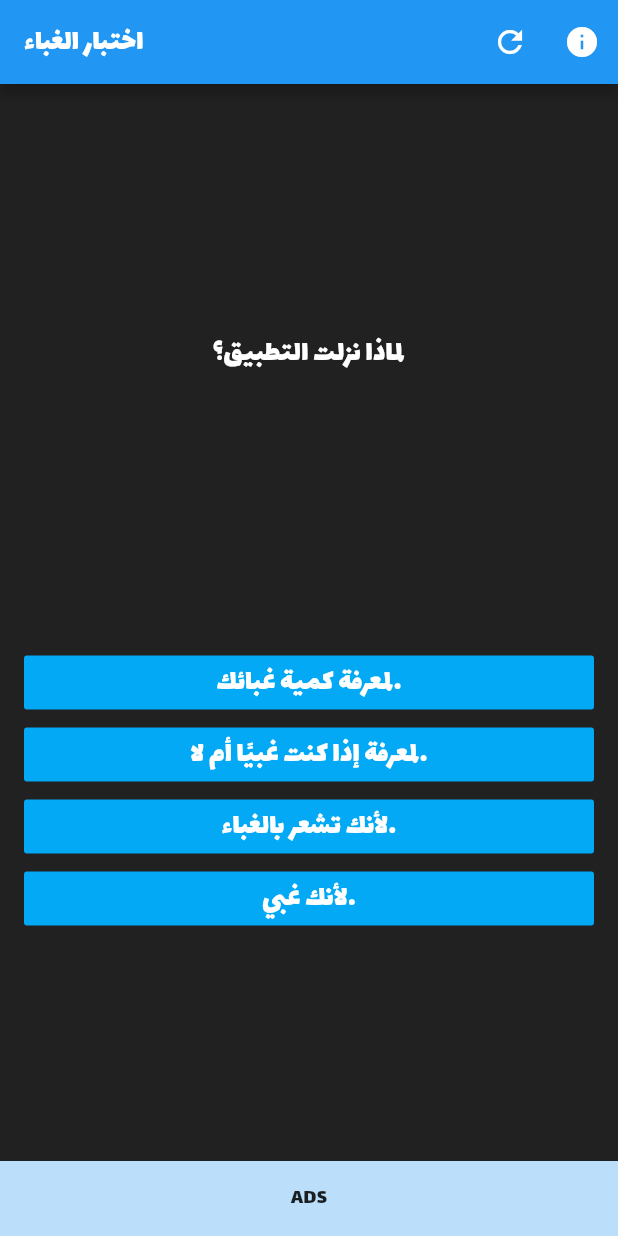
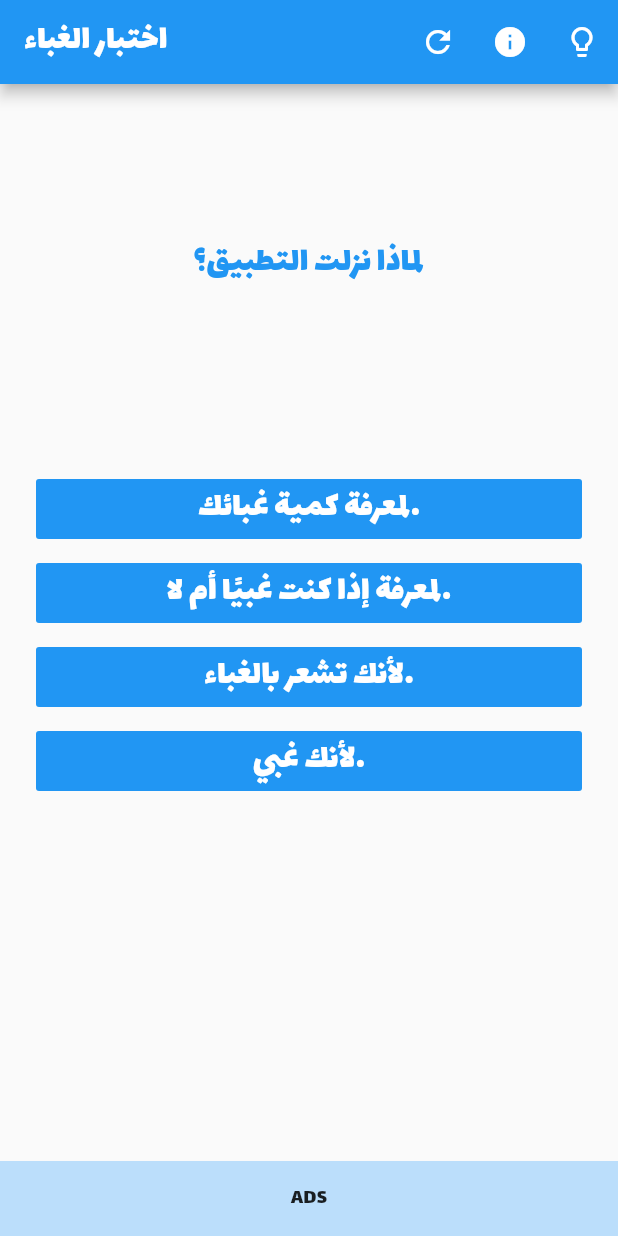
Before and after one commit to IbrahimAlatoom/stupid_test, a Flutter app: the screen it shows after launch, after a tap on "مستعد!!", on a phone screen of 412 x 824 dp. Run offline on Flutter 3.47's test engine with Material 2 defaults, Android fonts, the phone set to English and light mode, and no system bars.

Commit message:
add the dark theme to our app

```diff
--- a/lib/consts.dart
+++ b/lib/consts.dart
@@ -1,7 +1,10 @@
 import 'package:flutter/material.dart';
 
+enum ThemeType { Light, Dark }
 
-const flatButtonTextStyle = TextStyle(fontSize: 20.0, color: Colors.white);
+ThemeType currentTheme = ThemeType.Light;
+
+const flatButtonTextStyle = TextStyle(fontSize: 24.0, color: Colors.white);
 const privacyPolicyEnglish =
     "Privacy Policy of Lemon Lab\nLemon Lab provides many services including this app."
     "\nThis page is used to inform Lemon Lab offers visitors regarding our policies with the collection use، and disclosure of Personal Information"
@@ -14,19 +17,24 @@ const privacyPolicyEnglish =
     "Information Collection and Use\n"
     "For a better experience while using our Service، we may require you to provide us with certain personally"
     "identifiable information، including but not limited to your name، phone number، and postal address. The"
-    "information that we collect will be used to contact or identify you.\n"""
+    "information that we collect will be used to contact or identify you.\n"
+    ""
     " Log Data\n  We want to inform you that whenever you visit our Service، we collect information that your browser sends to us"
     "that is called Log Data. This Log Data may include information such as your computer’s Internet Protocol address، "
     "browser version، pages of our Service that you visit، the time and date of your visit، the time spent"
-    " on those pages، and other statistics.\n"""
+    " on those pages، and other statistics.\n"
+    ""
     "Cookies are files with small amount of data that is commonly used an anonymous unique identifier. "
     "These are sent to your browser from the website that you visit and are stored on your computer’s hard drive.\n"
     "Our apps uses these cookies to collection information and to improve our Service. You have the option to either"
     " accept or refuse these cookies، and know when a cookie is being sent to your computer. If you choose to refuse our cookies،"
-    " you may not be able to use some portions of our Service.\n""Service Providers\n"""
+    " you may not be able to use some portions of our Service.\n"
+    "Service Providers\n"
+    ""
     " We may employ third-party companies and individuals due to the following reasons:\n "
     "To facilitate our Service;\n To provide the Service on our behalf;\n"
-    "To perform Service -related services; \n  or To assist us in analyzing how our Service is used.\n"""
+    "To perform Service -related services; \n  or To assist us in analyzing how our Service is used.\n"
+    ""
     "We want to inform our Service users that these third parties have access to your Personal Information."
     " The reason is to perform the tasks assigned to them on our behalf. However، they are obligated not to disclose or "
     "use the information for any other purpose.\n       Security\n"
@@ -37,15 +45,19 @@ const privacyPolicyEnglish =
     "Our Service may contain links to other sites. If you click on a third-party link، you will be directed to that "
     "site. Note that these external sites are not operated by us. Therefore، we strongly advise you to review the Privacy Policy of these websites."
     " We have no control over، and assume no responsibility for the content، privacy policies، or practices of any third-party sites or services."
-    "Children’s Privacy\n""Our Services do not address anyone under the age of 6. We do not knowingly collect personal identifiable"
+    "Children’s Privacy\n"
+    "Our Services do not address anyone under the age of 6. We do not knowingly collect personal identifiable"
     "information from children under 6. In the case we discover that a child under 6 has provided us with personal information،"
     " we immediately delete this from our servers. If you are a parent or guardian and you are aware that "
-    "your child has provided us with personal information، please contact us so that we will be able to do necessary actions.\n"""
+    "your child has provided us with personal information، please contact us so that we will be able to do necessary actions.\n"
+    ""
     "Changes to This Privacy Policy\n "
     "We may update our Privacy Policy from time to time. Thus، we advise you to review this page periodically for any "
     "changes. We will notify you of any changes by posting the new Privacy Policy on this page. These changes are "
-    "effective immediately، after they are posted on this page.\n       Contact Us\n"""
+    "effective immediately، after they are posted on this page.\n       Contact Us\n"
+    ""
     "If you have any questions or suggestions about our Privacy Policy، do not hesitate to contact us at zaka7024@gmail.com.\n";
-const aboutLemonLabAr = "مختبر الليمون فريق يسعى لنشر تطبيقات تساعد الناس وتسهل حياتهم. \n"
+const aboutLemonLabAr =
+    "مختبر الليمون فريق يسعى لنشر تطبيقات تساعد الناس وتسهل حياتهم. \n"
     "نحاول أن نستخدم أحدث الخدمات وأفضل الطرق لإيصال تطبيقاتنا إلى مستوىً منافس. "
     "تطبيقاتنا ترفيهية في غالبها، لكن قد نطوّر بعض التطبيقات التعليمية بين حين وآخر.";
--- a/lib/main.dart
+++ b/lib/main.dart
@@ -1,21 +1,34 @@
 import 'package:flutter/material.dart';
 import 'package:quizzler/quiz_page.dart';
 import 'package:quizzler/start_page.dart';
+import 'package:quizzler/themes.dart';
 
 import 'about_us_page.dart';
+import 'consts.dart';
 
-void main() => runApp(Quizzer());
+void main() => runApp(MyApp());
 
-class Quizzer extends StatelessWidget {
+class MyApp extends StatefulWidget {
+  @override
+  _MyAppState createState() => _MyAppState();
+}
+
+class _MyAppState extends State<MyApp> {
+  void refresh() {
+    setState(() {});
+  }
+
   @override
   Widget build(BuildContext context) {
     return MaterialApp(
         debugShowCheckedModeBanner: false,
         routes: {
-          '/quiz': (context) => QuizPage(),
+          '/quiz': (context) => QuizPage(
+                notifyMainApp: this.refresh,
+              ),
           '/about': (context) => AboutPage()
         },
-        theme: ThemeData(fontFamily: 'Lalezar'),
+        theme: currentTheme == ThemeType.Light ? lightTheme : darkTheme,
         home: StartPage());
   }
 }
--- a/lib/quiz_page.dart
+++ b/lib/quiz_page.dart
@@ -1,9 +1,13 @@
 import 'package:flutter/material.dart';
+
 import 'consts.dart';
-
 import 'quizAccount.dart';
 
 class QuizPage extends StatefulWidget {
+  Function notifyMainApp;
+
+  QuizPage({this.notifyMainApp});
+
   @override
   _QuizPageState createState() => _QuizPageState();
 }
@@ -15,7 +19,6 @@ class _QuizPageState extends State<QuizPage> {
   @override
   Widget build(BuildContext context) {
     return Scaffold(
-      backgroundColor: Colors.grey.shade900,
       appBar: AppBar(
         actions: <Widget>[
           IconButton(
@@ -23,7 +26,6 @@ class _QuizPageState extends State<QuizPage> {
               setState(() {
                 quizbank.restart();
               });
-              //TODO:: HERE WRITE CODE TO ALLOW USER TO RESTART THE QUIZ FROM BEGINNING.
             },
             icon: Icon(
               Icons.refresh,
@@ -39,8 +41,25 @@ class _QuizPageState extends State<QuizPage> {
               color: Colors.white,
             ),
           ),
+          IconButton(
+            onPressed: () {
+              setState(() {
+                currentTheme = currentTheme == ThemeType.Light
+                    ? ThemeType.Dark
+                    : ThemeType.Light;
+                widget.notifyMainApp();
+              });
+            },
+            icon: Icon(
+              Icons.lightbulb_outline,
+              color: Colors.white,
+            ),
+          ),
         ],
-        title: Text('اختبار الغباء'),
+        title: Text(
+          'اختبار الغباء',
+          style: Theme.of(context).textTheme.display2,
+        ),
       ),
       body: Column(
         mainAxisAlignment: MainAxisAlignment.spaceBetween,
@@ -54,64 +73,21 @@ class _QuizPageState extends State<QuizPage> {
                 child: Text(
                   quizbank.getQuestionText(),
                   textAlign: TextAlign.center,
-                  style: flatButtonTextStyle,
+                  style: Theme.of(context).textTheme.display1,
                 ),
               ),
             ),
           ),
           Expanded(
+            flex: 2,
             child: Padding(
               padding: const EdgeInsets.all(16.0),
               child: ListView(
                 children: <Widget>[
-                  FlatButton(
-                    color: Colors.lightBlue,
-                    child: Text(
-                      quizbank.getQuestionAns1(),
-                      style: flatButtonTextStyle,
-                    ),
-                    onPressed: () {
-                      setState(() {
-                        quizbank.next();
-                      });
-                    },
-                  ),
-                  FlatButton(
-                    color: Colors.lightBlue,
-                    child: Text(
-                      quizbank.getQuestionAns2(),
-                      style: flatButtonTextStyle,
-                    ),
-                    onPressed: () {
-                      setState(() {
-                        quizbank.next();
-                      });
-                    },
-                  ),
-                  FlatButton(
-                    color: Colors.lightBlue,
-                    child: Text(
-                      quizbank.getQuestionAns3(),
-                      style: flatButtonTextStyle,
-                    ),
-                    onPressed: () {
-                      setState(() {
-                        quizbank.next();
-                      });
-                    },
-                  ),
-                  FlatButton(
-                    color: Colors.lightBlue,
-                    child: Text(
-                      quizbank.getQuestionAns4(),
-                      style: flatButtonTextStyle,
-                    ),
-                    onPressed: () {
-                      setState(() {
-                        quizbank.next();
-                      });
-                    },
-                  )
+                  choiceButton(quizbank.getQuestionAns1()),
+                  choiceButton(quizbank.getQuestionAns2()),
+                  choiceButton(quizbank.getQuestionAns3()),
+                  choiceButton(quizbank.getQuestionAns4()),
                 ],
               ),
             ),
@@ -128,4 +104,23 @@ class _QuizPageState extends State<QuizPage> {
       ),
     );
   }
+
+  Container choiceButton(String text) {
+    return Container(
+      margin: EdgeInsets.all(8),
+      height: 40,
+      child: FlatButton(
+        color: Theme.of(context).primaryColor,
+        child: Text(
+          text,
+          style: Theme.of(context).textTheme.display2,
+        ),
+        onPressed: () {
+          setState(() {
+            quizbank.next();
+          });
+        },
+      ),
+    );
+  }
 }
--- a/lib/start_page.dart
+++ b/lib/start_page.dart
@@ -6,31 +6,30 @@ class StartPage extends StatefulWidget {
 }
 
 class _StartPageState extends State<StartPage> {
+  void notifiyParent() {
+    setState(() {});
+  }
+
   @override
   Widget build(BuildContext context) {
     return Scaffold(
       appBar: AppBar(
         title: Text('مرحبًا بك'),
       ),
-      backgroundColor: Colors.grey.shade900,
       body: Center(
         child: Column(
           mainAxisAlignment: MainAxisAlignment.spaceEvenly,
           children: <Widget>[
             Text(
               'مرحبًا بك في اختبار الغباء',
-              style: TextStyle(
-                  fontSize: 32,
-                  color: Colors.grey[100],
-                  fontWeight: FontWeight.bold),
+              style:
+                  Theme.of(context).textTheme.display1.copyWith(fontSize: 32),
               textDirection: TextDirection.rtl,
               textAlign: TextAlign.center,
             ),
             Text('هل انت مستعد لمعرفة كم انت غبي؟',
-                style: TextStyle(
-                    fontSize: 28,
-                    color: Colors.grey[100],
-                    fontWeight: FontWeight.bold),
+                style:
+                    Theme.of(context).textTheme.display1.copyWith(fontSize: 28),
                 textAlign: TextAlign.center,
                 textDirection: TextDirection.rtl),
             SizedBox(
@@ -43,7 +42,7 @@ class _StartPageState extends State<StartPage> {
                   Navigator.pushNamedAndRemoveUntil(
                       context, '/quiz', (s) => s == '/');
                 },
-                color: Colors.blue,
+                color: Theme.of(context).primaryColor,
                 child: Text('مستعد!!',
                     style: TextStyle(color: Colors.white, fontSize: 18),
                     textDirection: TextDirection.rtl),
--- /dev/null
+++ b/lib/themes.dart
@@ -0,0 +1,18 @@
+import 'package:flutter/material.dart';
+
+ThemeData lightTheme = ThemeData(
+    fontFamily: 'Lalezar',
+    primaryColor: Colors.blue,
+    appBarTheme: AppBarTheme(color: Colors.blue),
+    textTheme: TextTheme(
+        display1: TextStyle(color: Colors.blue, fontSize: 24),
+        display2: TextStyle(color: Colors.white, fontSize: 24)));
+
+ThemeData darkTheme = ThemeData(
+    fontFamily: 'Lalezar',
+    primaryColor: Colors.grey.shade700,
+    appBarTheme: AppBarTheme(color: Colors.grey.shade900),
+    scaffoldBackgroundColor: Colors.grey.shade900,
+    textTheme: TextTheme(
+        display1: TextStyle(color: Colors.white, fontSize: 24),
+        display2: TextStyle(color: Colors.white, fontSize: 24)));
```
Also changed, not shown: lib/about_us_page.dart (+24 -18 lines).
